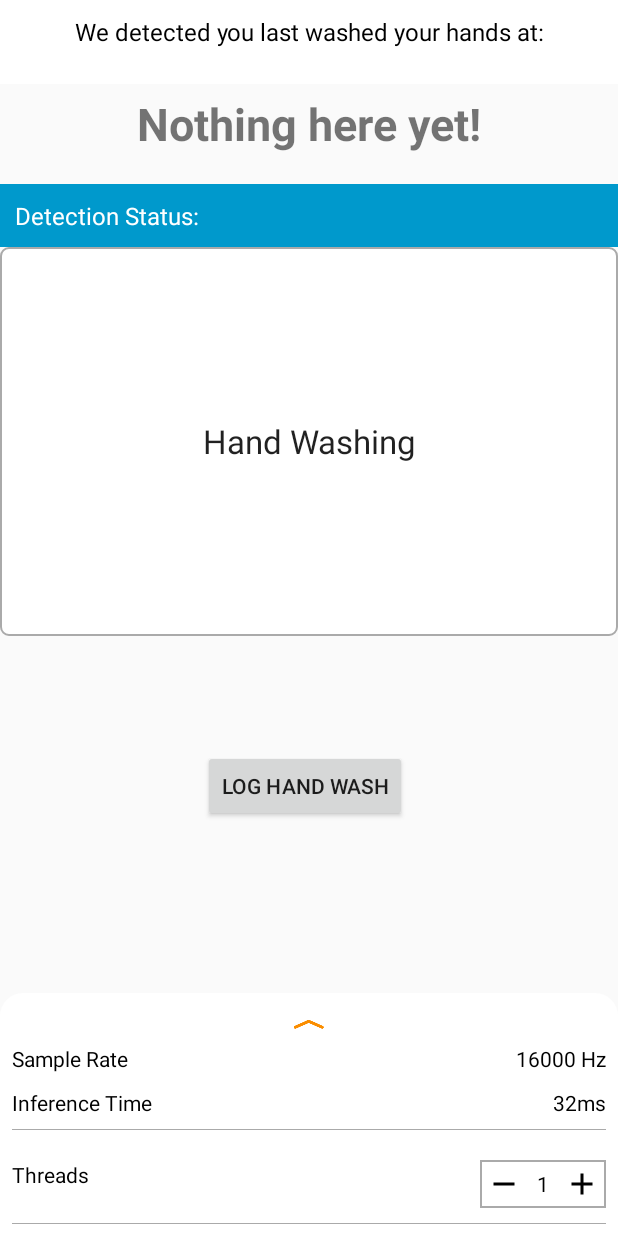
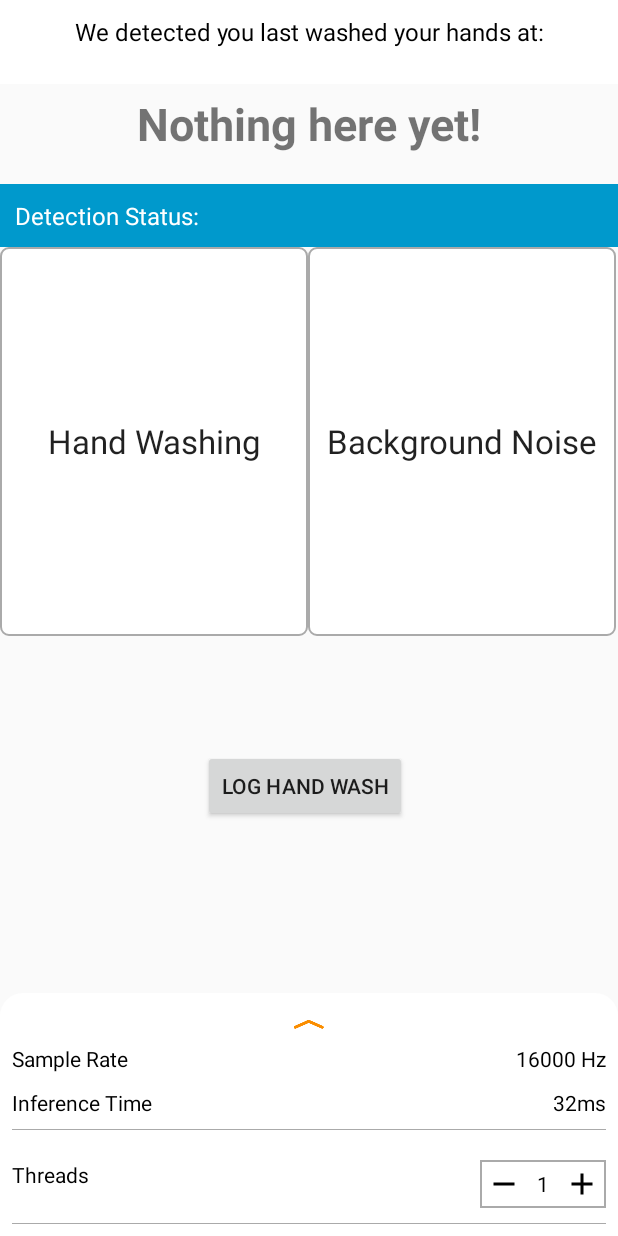
Before and after one commit to RaeStone/528-Smart-Wash, an Android app: the layout tfe_sc_activity_speech.xml on its own in the app's theme, with its tools: preview values and no code run, on a phone screen of 412 x 824 dp. Run offline under Robolectric (Android 15) with nearby library versions, the phone set to English and light mode, and no system bars; network calls fail.

Commit message:
Background Noise
added UI element for background noise recognition
Changed time between samples leading to greater accuracy

```diff
--- a/app/src/main/res/layout/tfe_sc_activity_speech.xml
+++ b/app/src/main/res/layout/tfe_sc_activity_speech.xml
@@ -101,11 +101,20 @@
 
                 <TextView
                     android:id="@+id/yes"
-                    android:layout_width="match_parent"
+                    android:layout_width="205dp"
                     android:layout_height="match_parent"
                     android:background="@drawable/round_corner_text_bg_unselected"
                     android:gravity="center"
                     android:text="Hand Washing"
+                    android:textAppearance="@style/TextAppearance.AppCompat.Large" />
+
+                <TextView
+                    android:id="@+id/no"
+                    android:layout_width="205dp"
+                    android:layout_height="match_parent"
+                    android:background="@drawable/round_corner_text_bg_unselected"
+                    android:gravity="center"
+                    android:text="Background Noise"
                     android:textAppearance="@style/TextAppearance.AppCompat.Large" />
 
             </LinearLayout>
```
Also changed, not shown: app/src/main/java/org/tensorflow/lite/examples/speech/SpeechActivity.java (+8 -5 lines).
